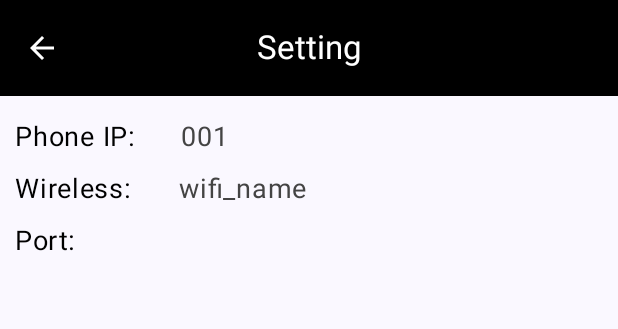
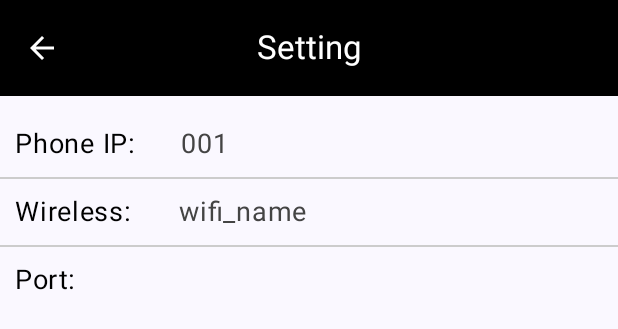
Before and after one commit to RileySuomi/HMobile, an Android app built with Jetpack Compose: the @Preview function SettingPreview, on a phone screen of 412 x 824 dp. Shown: the top 329 px of the screen. Run offline under Robolectric (Android 15) with nearby library versions, the phone set to English and light mode, and no system bars.

Commit message:
update setting screen and home screen, add NavHost instead of model view

```diff
--- a/app/src/main/java/com/example/demorobocontrollerapp/SettingPage.kt
+++ b/app/src/main/java/com/example/demorobocontrollerapp/SettingPage.kt
@@ -2,6 +2,8 @@
 
 package com.example.demorobocontrollerapp
 
+import androidx.compose.foundation.BorderStroke
+import androidx.compose.foundation.border
 import androidx.compose.foundation.layout.Column
 import androidx.compose.foundation.layout.Row
 import androidx.compose.foundation.layout.fillMaxSize
@@ -10,6 +12,7 @@ import androidx.compose.foundation.layout.padding
 import androidx.compose.material.icons.Icons
 import androidx.compose.material.icons.filled.ArrowBack
 import androidx.compose.material3.CenterAlignedTopAppBar
+import androidx.compose.material3.Divider
 import androidx.compose.material3.ExperimentalMaterial3Api
 import androidx.compose.material3.Icon
 import androidx.compose.material3.IconButton
@@ -88,10 +91,12 @@ fun DisplaySetting(viewModel: SettingViewModel, onBackPressed: () -> Unit) {
                 modifier = Modifier
                     .padding(it)
                     .fillMaxSize()
-                    .padding(0.dp, 10.dp, 0.dp, 0.dp)
+                    .padding(0.dp, 10.dp, 0.dp, 10.dp)
             ) {
                 PhoneIP("001")
+                Divider(color = Color.LightGray)
                 WirelessConnection("wifi_name")
+                Divider(color = Color.LightGray)
                 Port()
             }
         }
@@ -103,7 +108,7 @@ fun PhoneIP(ip: String) {
     Row (
         modifier = Modifier
             .fillMaxWidth()
-            .padding(0.dp, 5.dp),
+            .padding(0.dp, 10.dp),
         verticalAlignment = Alignment.CenterVertically
     ) {
         Text(
@@ -124,7 +129,7 @@ fun WirelessConnection(wifi: String) {
     Row (
         modifier = Modifier
             .fillMaxWidth()
-            .padding(0.dp, 5.dp),
+            .padding(0.dp, 10.dp),
         verticalAlignment = Alignment.CenterVertically
     ) {
         Text(
@@ -145,7 +150,7 @@ fun Port () {
     Row(
         modifier = Modifier
             .fillMaxWidth()
-            .padding(0.dp, 5.dp),
+            .padding(0.dp, 10.dp),
         verticalAlignment = Alignment.CenterVertically
     ) {
         Text(
```
Also changed, not shown: app/src/main/java/com/example/demorobocontrollerapp/LoadingActivity.kt (+15 -15 lines), app/src/main/java/com/example/demorobocontrollerapp/SettingActivity.kt (+24 -24 lines).
